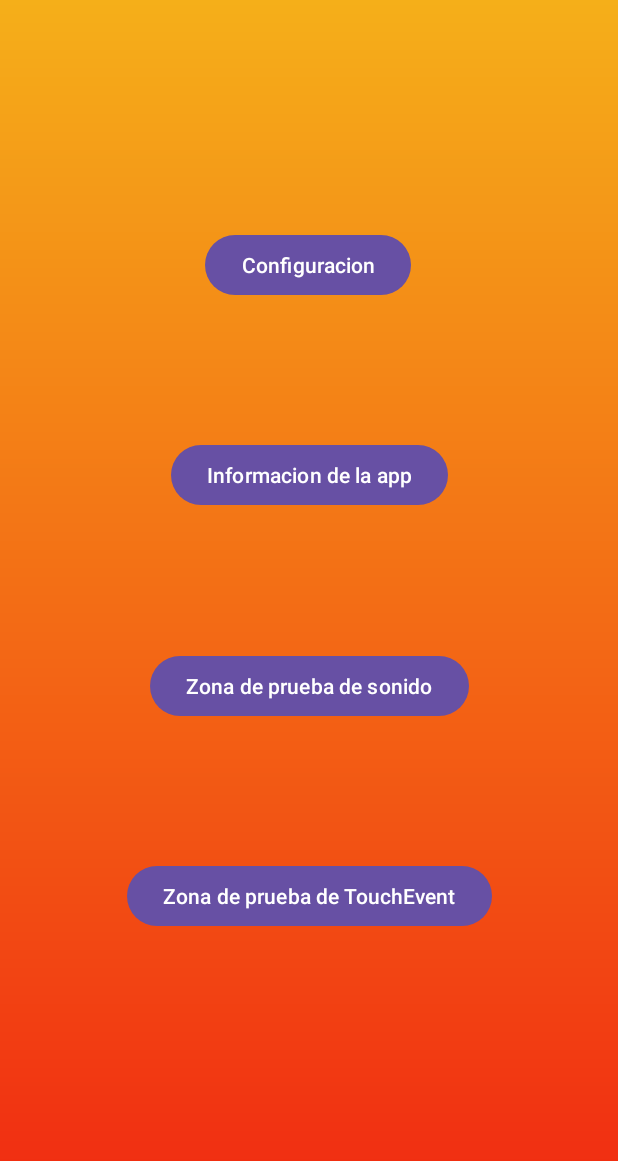
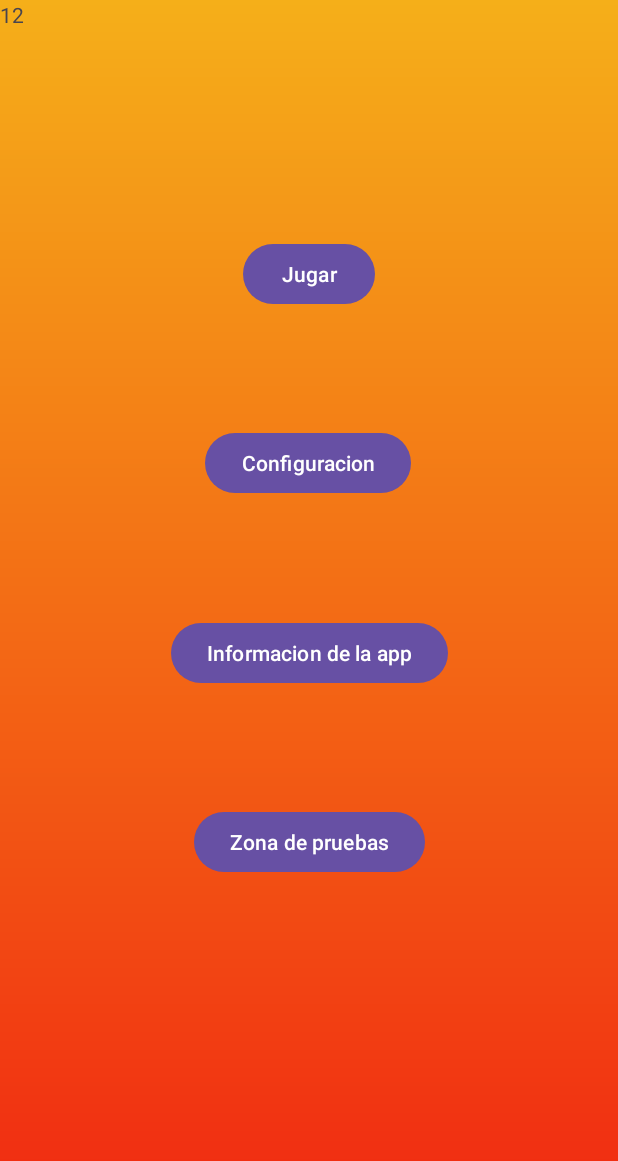
Before and after one commit to fantasmarobapan/bopit, an Android app: the screen it shows after launch (MainActivity), on a phone screen of 412 x 824 dp. Shown: the top 1161 px of the screen. Run offline under Robolectric (Android 15) with nearby library versions, the phone set to English and light mode, and no system bars.

Commit message:
re organizacion de la zona de prueba, Comenzando a trabajar en la deteccion del shake

```diff
--- a/app/src/main/AndroidManifest.xml
+++ b/app/src/main/AndroidManifest.xml
@@ -12,6 +12,12 @@
         android:supportsRtl="true"
         android:theme="@style/Theme.BopIt"
         tools:targetApi="31">
+        <activity
+            android:name=".PlayActivity"
+            android:exported="false" />
+        <activity
+            android:name=".TestZoneActivity"
+            android:exported="false" />
         <activity
             android:name=".TouchEventActivity"
             android:exported="false" />
--- a/app/src/main/java/cl/afernandez/bopit/MainActivity.kt
+++ b/app/src/main/java/cl/afernandez/bopit/MainActivity.kt
@@ -6,17 +6,30 @@ import android.media.PlaybackParams
 import androidx.appcompat.app.AppCompatActivity
 import android.os.Bundle
 import android.widget.Button
+import android.widget.TextView
+import androidx.preference.PreferenceManager
 
 
 class MainActivity : AppCompatActivity() {
+
+    private lateinit var puntuacion: TextView
+    var testeo = 0
     override fun onCreate(savedInstanceState: Bundle?) {
         super.onCreate(savedInstanceState)
         setContentView(R.layout.activity_main)
 
         val ButtonOkAbout = findViewById<Button>(R.id.aboutbutton)
         val ButtonOkSetting = findViewById<Button>(R.id.settingbutton)
-        val ButtonTestMedia = findViewById<Button>(R.id.testmediabutton)
-        val ButtonTestTouchEvent = findViewById<Button>(R.id.toucheventbutton)
+        val ButtonTestZone = findViewById<Button>(R.id.testzonebutton)
+        val ButtonPlay = findViewById<Button>(R.id.playbutton)
+
+        puntuacion = findViewById(R.id.testpoint)
+        val sharedPreferences = PreferenceManager.getDefaultSharedPreferences(this)
+        val puntaje = sharedPreferences.getString("player_point", "10")
+        testeo = Integer.parseInt(puntaje) + 2
+        puntuacion.setText(testeo.toString())
+
+        puntuacion.setText(puntaje.toString())
 
         ButtonOkAbout.setOnClickListener {
             val intentAbout = Intent(this, AboutActivity::class.java)
@@ -25,19 +38,36 @@ class MainActivity : AppCompatActivity() {
 
         ButtonOkSetting.setOnClickListener {
             val intentSetting = Intent(this, SettingsActivity::class.java)
+            val editor = sharedPreferences.edit()
+
+            editor.putString("player_point", testeo.toString())
+            editor.apply()
             startActivity(intentSetting)
         }
 
-        ButtonTestMedia.setOnClickListener {
-            val intentTestMedia = Intent(this, SoundTestActivity::class.java)
-            startActivity(intentTestMedia)
+        ButtonTestZone.setOnClickListener {
+            val intentTestZone = Intent(this, TestZoneActivity::class.java)
+            startActivity(intentTestZone)
         }
 
-        ButtonTestTouchEvent.setOnClickListener {
-            val intentTouchEvent = Intent(this, TouchEventActivity::class.java)
-            startActivity(intentTouchEvent)
+        ButtonPlay.setOnClickListener {
+            val intentPlay = Intent(this, PlayActivity::class.java)
+            startActivity(intentPlay)
         }
 
     }
 
+    override fun onResume() {
+        super.onResume()
+        puntuacion = findViewById(R.id.testpoint)
+        val sharedPreferences = PreferenceManager.getDefaultSharedPreferences(this)
+        val puntaje = sharedPreferences.getString("player_point", "10")
+        testeo = Integer.parseInt(puntaje) + 2
+        puntuacion.setText(testeo.toString())
+    }
+
+    override fun onPause() {
+        super.onPause()
+    }
+
 }
--- a/app/src/main/java/cl/afernandez/bopit/SettingsActivity.kt
+++ b/app/src/main/java/cl/afernandez/bopit/SettingsActivity.kt
@@ -1,10 +1,12 @@
 package cl.afernandez.bopit
 
 import android.os.Bundle
+import android.widget.EditText
 import android.widget.LinearLayout
 import androidx.appcompat.app.AppCompatActivity
 import androidx.constraintlayout.widget.ConstraintLayout
 import androidx.core.content.ContextCompat
+import androidx.preference.EditTextPreference
 import androidx.preference.PreferenceFragmentCompat
 import androidx.preference.PreferenceManager
 
@@ -31,6 +33,7 @@ class SettingsActivity : AppCompatActivity() {
         {
             fondoSetting.background = ContextCompat.getDrawable(this, R.drawable.gradient2)
         }
+
     }
 
     class SettingsFragment : PreferenceFragmentCompat() {
--- a/app/src/main/res/layout/activity_main.xml
+++ b/app/src/main/res/layout/activity_main.xml
@@ -15,7 +15,7 @@
         android:layout_marginTop="20dp"
         android:layout_marginBottom="20dp"
         android:text="@string/button_about"
-        app:layout_constraintBottom_toTopOf="@+id/testmediabutton"
+        app:layout_constraintBottom_toTopOf="@+id/testzonebutton"
         app:layout_constraintEnd_toEndOf="parent"
         app:layout_constraintStart_toStartOf="parent"
         app:layout_constraintTop_toBottomOf="@+id/settingbutton" />
@@ -24,38 +24,46 @@
         android:id="@+id/settingbutton"
         android:layout_width="wrap_content"
         android:layout_height="wrap_content"
-        android:layout_marginTop="100dp"
+        android:layout_marginTop="20dp"
         android:layout_marginBottom="20dp"
         android:text="@string/button_config"
         app:layout_constraintBottom_toTopOf="@+id/aboutbutton"
         app:layout_constraintEnd_toEndOf="parent"
         app:layout_constraintHorizontal_bias="0.498"
         app:layout_constraintStart_toStartOf="parent"
+        app:layout_constraintTop_toBottomOf="@+id/playbutton" />
+
+    <Button
+        android:id="@+id/playbutton"
+        android:layout_width="wrap_content"
+        android:layout_height="wrap_content"
+        android:layout_marginTop="120dp"
+        android:layout_marginBottom="20dp"
+        android:text="@string/playButton"
+        app:layout_constraintBottom_toTopOf="@+id/settingbutton"
+        app:layout_constraintEnd_toEndOf="parent"
+        app:layout_constraintStart_toStartOf="parent"
         app:layout_constraintTop_toTopOf="parent" />
 
     <Button
-        android:id="@+id/testmediabutton"
+        android:id="@+id/testzonebutton"
         android:layout_width="wrap_content"
         android:layout_height="wrap_content"
         android:layout_marginTop="20dp"
-        android:layout_marginBottom="20dp"
-        android:text="@string/testMedia"
-        app:layout_constraintBottom_toTopOf="@+id/toucheventbutton"
+        android:layout_marginBottom="200dp"
+        android:text="@string/testZone"
+        app:layout_constraintBottom_toBottomOf="parent"
         app:layout_constraintEnd_toEndOf="parent"
         app:layout_constraintStart_toStartOf="parent"
         app:layout_constraintTop_toBottomOf="@+id/aboutbutton" />
 
-    <Button
-        android:id="@+id/toucheventbutton"
+    <TextView
+        android:id="@+id/testpoint"
         android:layout_width="wrap_content"
         android:layout_height="wrap_content"
-        android:layout_marginTop="20dp"
-        android:layout_marginBottom="150dp"
-        android:text="@string/testTouchEvent"
-        app:layout_constraintBottom_toBottomOf="parent"
-        app:layout_constraintEnd_toEndOf="parent"
-        app:layout_constraintStart_toStartOf="parent"
-        app:layout_constraintTop_toBottomOf="@+id/testmediabutton" />
+        android:text="TextView"
+        tools:layout_editor_absoluteX="47dp"
+        tools:layout_editor_absoluteY="32dp" />
 
 
 </androidx.constraintlayout.widget.ConstraintLayout>
--- a/app/src/main/res/values/strings.xml
+++ b/app/src/main/res/values/strings.xml
@@ -20,12 +20,14 @@
 
     <!-- Sync Preferences -->
     <string name="theme_tittle">Seleccion el tema</string>
+    <string name="umbra_tittle">Umbral de vibrar</string>
 
     <!-- Mensajes por defecto -->
     <string name="pregunta_check">¿Volver a valores por defecto?</string>
     <string name="confirmar_check">¿Seguro?</string>
 
     <string name="default_name">Usuario</string>
+    <string name="Puntuacion_player">Puntuacion</string>
 
     <string name="winsound">Reproducir sonido de victoria</string>
     <string name="losesound">Reproducir sonido de derrota</string>
@@ -34,5 +36,10 @@
     <string name="lessSpeed">Mas lento</string>
     <string name="testMedia">Zona de prueba de sonido</string>
     <string name="testTouchEvent">Zona de prueba de TouchEvent</string>
+    <string name="testShake">Zona de prueba de agitar</string>
+
+    <string name="testZone">Zona de pruebas</string>
+    <string name="playButton">Jugar</string>
+    <string name="title_activity_test_shake">TestShakeActivity</string>
 
 </resources>
```
Also changed, not shown: app/src/main/java/cl/afernandez/bopit/PlayActivity.kt (added, +11 -0 lines), app/src/main/java/cl/afernandez/bopit/TestZoneActivity.kt (added, +27 -0 lines), app/src/main/res/layout/activity_play.xml (added, +9 -0 lines), app/src/main/res/layout/activity_test_zone.xml (added, +45 -0 lines), app/src/main/res/values/arrays.xml (+12 -0 lines), app/src/main/res/xml/root_preferences.xml (+14 -0 lines).
